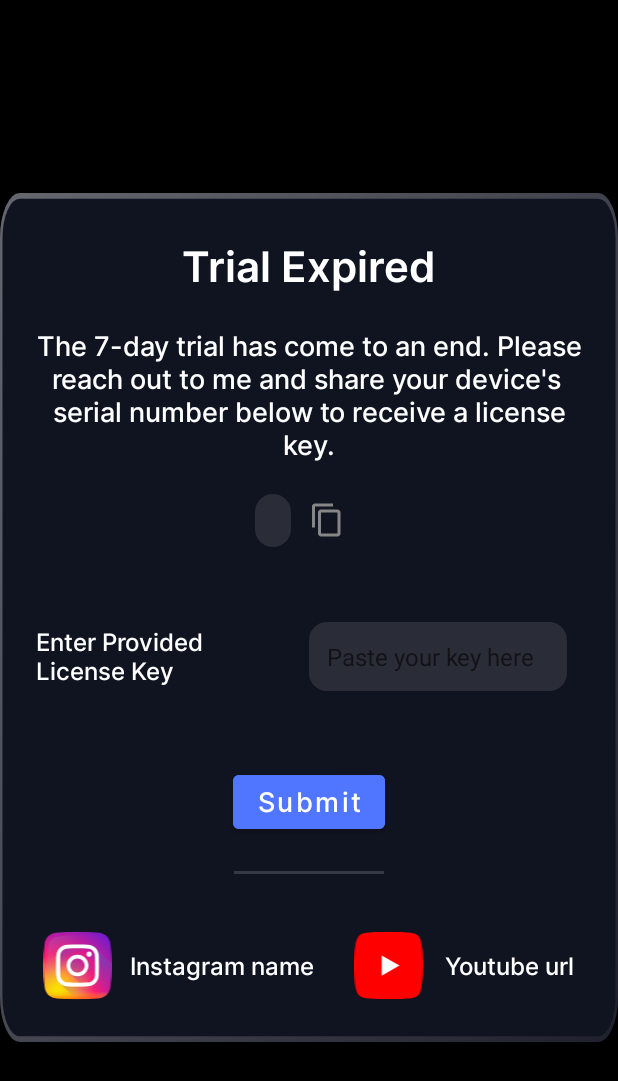
After one commit to hazratsahrif/Climate, an Android app: the layout fragment_trail.xml on its own in the app's theme, with its tools: preview values and no code run, on a phone screen of 412 x 824 dp. The commit adds this screen. Shown: the top 1081 px of the screen. Run offline under Robolectric (Android 15) with nearby library versions, the phone set to English and light mode, and no system bars.

Commit message:
switch layout has been done

```diff
--- /dev/null
+++ b/climate/src/main/res/layout/fragment_trail.xml
@@ -0,0 +1,205 @@
+<FrameLayout xmlns:android="http://schemas.android.com/apk/res/android"
+    xmlns:tools="http://schemas.android.com/tools"
+    android:layout_width="match_parent"
+    android:layout_height="match_parent"
+    android:layout_gravity="center"
+    android:background="@color/black"
+    xmlns:app="http://schemas.android.com/apk/res-auto"
+    tools:context="com.lexus.ISClimate.trial.TrailFragment">
+
+    <LinearLayout
+        android:layout_width="wrap_content"
+        android:layout_gravity="center"
+        android:background="@drawable/settings_illsu"
+        android:orientation="vertical"
+        android:paddingVertical="28dp"
+        android:layout_height="wrap_content">
+
+        <TextView
+            android:layout_width="wrap_content"
+            android:layout_height="wrap_content"
+            android:text="Trial Expired"
+            android:textSize="28sp"
+            android:textColor="@color/white"
+            android:layout_gravity="center_horizontal"
+            android:fontFamily="@font/inter_semibold"
+            />
+
+        <TextView
+            android:layout_width="wrap_content"
+            android:layout_height="wrap_content"
+            android:layout_marginTop="20dp"
+            android:layout_marginHorizontal="24dp"
+            android:textAlignment="center"
+            android:text="The 7-day trial has come to an end. Please reach out to me and share your device's \nserial number below to receive a license key."
+            android:textSize="18sp"
+            android:textColor="@color/white"
+            android:layout_gravity="center_horizontal"
+            android:fontFamily="@font/inter_medium"
+            />
+
+
+        <LinearLayout
+            android:layout_width="wrap_content"
+            android:layout_marginTop="20dp"
+            android:layout_gravity="center_horizontal"
+            android:layout_height="wrap_content">
+
+            <TextView
+                android:layout_width="wrap_content"
+                android:layout_height="wrap_content"
+                android:text=""
+                android:id="@+id/tvDeviceId"
+                android:paddingHorizontal="12dp"
+                android:paddingVertical="6dp"
+                android:background="@drawable/copy_background"
+                android:layout_gravity="center_horizontal"
+                android:textSize="16sp"
+                android:fontFamily="@font/inter_medium"
+                />
+
+            <ImageButton
+                android:layout_width="wrap_content"
+                android:layout_height="wrap_content"
+                android:id="@+id/btnCopy"
+                android:layout_marginHorizontal="12dp"
+                android:layout_gravity="center_vertical"
+                android:background="?selectableItemBackgroundBorderless"
+                android:src="@drawable/baseline_content_copy_24"
+                />
+
+
+        </LinearLayout>
+
+
+        <LinearLayout
+            android:layout_marginVertical="50dp"
+            android:layout_width="match_parent"
+            android:gravity="center_vertical"
+            android:weightSum="2"
+            android:layout_marginHorizontal="24dp"
+            android:layout_gravity="center_vertical"
+            android:layout_height="wrap_content">
+            <TextView
+                android:layout_width="0dp"
+                android:layout_weight="1"
+                android:layout_height="wrap_content"
+                android:text="Enter Provided License Key"
+                android:textSize="16sp"
+                android:textColor="@color/white"
+                android:fontFamily="@font/inter_medium"
+                />
+
+            <Space
+                android:layout_width="0dp"
+                android:layout_height="0dp"
+                />
+
+
+
+
+                <com.google.android.material.textfield.TextInputEditText
+                    android:background="@drawable/copy_background"
+                    android:layout_width="0dp"
+                    android:layout_weight="1"
+                    android:id="@+id/etKey"
+                    android:padding="12dp"
+                    android:inputType="text"
+                    android:layout_height="wrap_content"
+                    android:hint="Paste your key here"
+                    android:layout_centerVertical="true"
+                    android:imeOptions="actionDone"
+                    android:layout_marginHorizontal="10dp"
+                    android:lineHeight="3dp"
+                    android:gravity="bottom"
+                    android:textColor="@color/white"
+                    android:textSize="16sp"
+
+                    />
+
+        </LinearLayout>
+
+        <RelativeLayout
+            android:layout_width="match_parent"
+            android:gravity="center_horizontal"
+            android:layout_height="wrap_content">
+
+            <ProgressBar
+                android:layout_width="wrap_content"
+                android:layout_height="wrap_content"
+                android:id="@+id/progressBar"
+                android:visibility="gone"
+                android:progress="100"
+                />
+
+            <Button
+                android:layout_width="wrap_content"
+                android:layout_height="wrap_content"
+                android:text="Submit"
+                android:visibility="visible"
+                android:textAllCaps="false"
+                android:id="@+id/btnSumbit"
+                android:textSize="18sp"
+                android:fontFamily="@font/inter_medium"
+                android:elevation="0dp"
+                android:layout_gravity="center_horizontal"
+                android:backgroundTint="@color/blue"
+                />
+
+        </RelativeLayout>
+
+
+        <com.google.android.material.divider.MaterialDivider
+            android:layout_width="100dp"
+            android:layout_gravity="center_horizontal"
+            android:layout_marginTop="22dp"
+            app:dividerColor="@color/divider"
+            android:layout_height="2dp" />
+        <LinearLayout
+            android:layout_width="match_parent"
+            android:gravity="center_horizontal"
+            android:layout_marginTop="38dp"
+            android:layout_height="wrap_content">
+
+
+            <ImageView
+                android:layout_width="46dp"
+                android:layout_height="46dp"
+
+                android:src="@drawable/instagram"
+                />
+            <TextView
+                android:layout_width="wrap_content"
+                android:layout_height="wrap_content"
+                android:layout_marginLeft="12dp"
+
+                android:text="Instagram name"
+
+                android:textSize="16sp"
+                android:textColor="@color/white"
+                android:layout_gravity="center_vertical"
+                android:fontFamily="@font/inter_medium"
+                />
+
+
+
+            <ImageView
+                android:layout_width="wrap_content"
+                android:layout_marginLeft="24dp"
+                android:layout_height="46dp"
+                android:src="@drawable/youtube"
+                />
+            <TextView
+                android:layout_width="wrap_content"
+                android:layout_marginLeft="12dp"
+                android:layout_height="wrap_content"
+                android:text="Youtube url"
+                android:textColor="@color/white"
+                android:textSize="16sp"
+                android:layout_gravity="center_vertical"
+                android:fontFamily="@font/inter_medium"
+                />
+        </LinearLayout>
+    </LinearLayout>
+
+</FrameLayout>
```
Also changed, not shown: climate/src/main/java/com/lexus/ISClimate/MainActivity.kt (+114 -18 lines), climate/src/main/java/com/lexus/ISClimate/SettingDialogFragment.kt (+11 -14 lines), climate/src/main/java/com/lexus/ISClimate/trial/TrailFragment.kt (added, +115 -0 lines).
